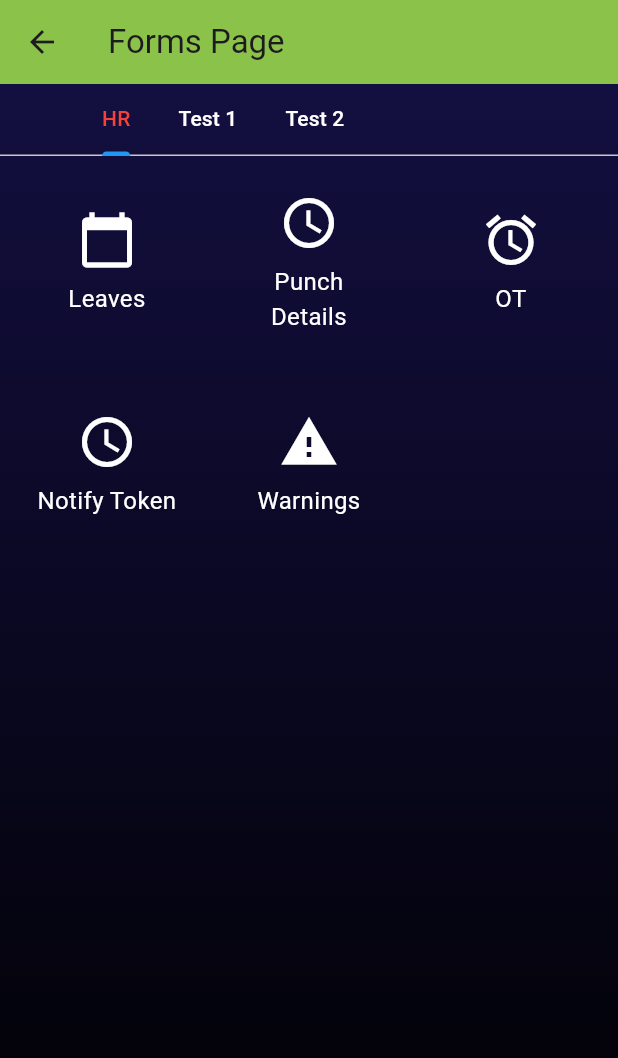
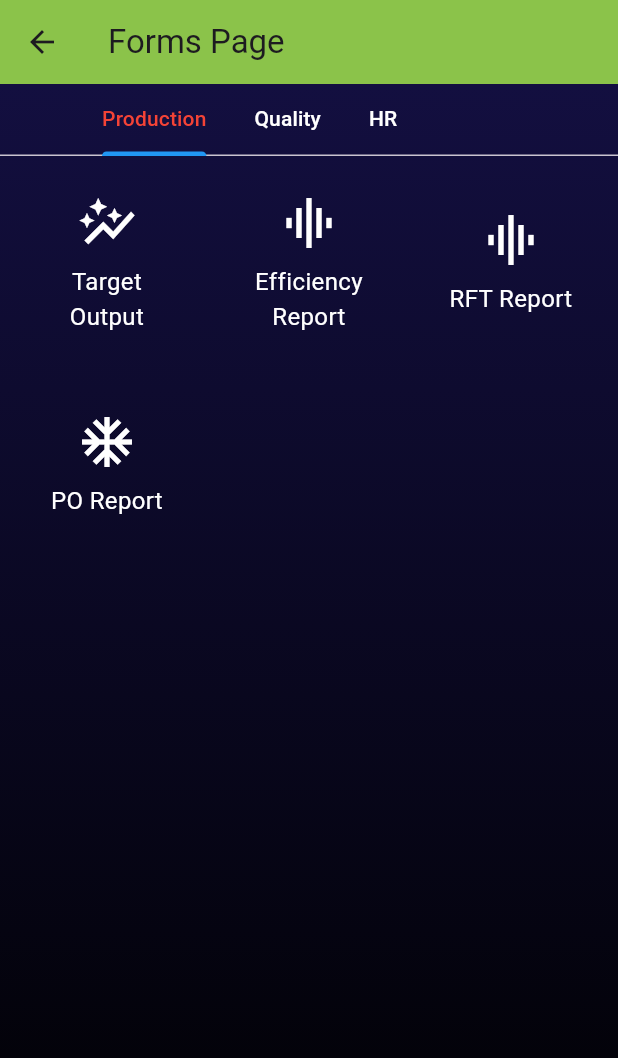
Before and after one commit to JustCallMeYuvi/APC-APP-, a Flutter app: the MultipleForms screen opened directly with empty values, on a phone screen of 412 x 824 dp. Shown: the top 1058 px of the screen. Run offline on Flutter 3.47's test engine with Material 3 defaults, Android fonts, the phone set to English and light mode, and no system bars; our stand-ins replace anim_search_bar, device_info_plus, dropdown_search, file_picker, firebase_core, firebase_messaging and 15 more; missing offline and left inert: flutter_background_service, install_plugin, marqueer, web_socket_client; accounts and stored records are empty; network calls fail; project files that could hold a hidden picture were left out.

Commit message:
Inside the bottom nav bar in the icon of Apps created the tab bars in that have Production, Quality and HR Tab bars for related that bars regarding that data available

```diff
--- a/lib/screens/detail_screen/widgets/watch_now_button.dart
+++ b/lib/screens/detail_screen/widgets/watch_now_button.dart
@@ -75,7 +75,7 @@ class _WatchNowButtonState extends State<WatchNowButton> {
               child: Align(
                 alignment: Alignment.center,
                 child: Text(
-                  "Watch now",
+                  "IT Staffs",
                   textAlign: TextAlign.center,
                   style: TextStyle(
                     fontWeight: FontWeight.w700,
--- a/lib/screens/home_screen/multiple_forms.dart
+++ b/lib/screens/home_screen/multiple_forms.dart
@@ -1,6 +1,10 @@
 import 'package:animated_movies_app/constants/ui_constant.dart';
 import 'package:animated_movies_app/screens/home_screen/OTScreenPage.dart';
+import 'package:animated_movies_app/screens/home_screen/efficiency_report_page.dart';
 import 'package:animated_movies_app/screens/home_screen/miss_punches_screen.dart';
+import 'package:animated_movies_app/screens/home_screen/po_completion_page.dart';
+import 'package:animated_movies_app/screens/home_screen/rft_report_page.dart';
+import 'package:animated_movies_app/screens/home_screen/target_output_report_page.dart';
 import 'package:animated_movies_app/screens/home_screen/token_screen.dart';
 import 'package:animated_movies_app/screens/home_screen/warnings_screen.dart';
 import 'package:flutter/material.dart';
@@ -20,7 +24,7 @@ class _MultipleFormsState extends State<MultipleForms> {
   Widget build(BuildContext context) {
     return Scaffold(
       appBar: AppBar(
-        title: Text('Forms Page'),
+        title: const Text('Forms Page'),
         backgroundColor: Colors.lightGreen,
         elevation: 0,
       ),
@@ -36,16 +40,15 @@ class _MultipleFormsState extends State<MultipleForms> {
             child: Column(
               children: [
                 // TabBar placed below AppBar
-                PreferredSize(
+                const PreferredSize(
                   preferredSize:
                       Size.fromHeight(50.0), // Adjust height as needed
-                  child: Container(
                   child: TabBar(
                     isScrollable: true, // Allow scrolling for wider tabs
                     tabs: [
+                      Tab(text: "Production"),
+                      Tab(text: "Quality"),
                       Tab(text: "HR"),
-                        Tab(text: "Test 1"),
-                        Tab(text: "Test 2"),
                       // Tab(text: "Test 3"),
                       // Tab(text: "Test 4"),
                       // Tab(text: "Test 5"),
@@ -55,10 +58,86 @@ class _MultipleFormsState extends State<MultipleForms> {
                     unselectedLabelColor: Colors.white,
                   ),
                 ),
-                ),
                 Expanded(
                   child: TabBarView(
                     children: <Widget>[
+                      // Center(
+                      //   child:
+                      //       Text('Producation', style: TextStyle(fontSize: 24)),
+                      // ),
+
+                      // Production Tab with buttons
+                      Padding(
+                        padding: const EdgeInsets.all(8.0),
+                        child: GridView.count(
+                          crossAxisCount: 3, // Number of columns
+                          crossAxisSpacing: 8.0,
+                          mainAxisSpacing: 8.0,
+                          shrinkWrap: true,
+                          children: [
+                            _buildGridButton(
+                              context,
+                              icon: Icons.auto_graph_sharp,
+                              label: 'Target Output',
+                              onPressed: () {
+                                Navigator.push(
+                                  context,
+                                  MaterialPageRoute(
+                                    builder: (context) =>
+                                        const TargetOutputReportPage(),
+                                  ),
+                                );
+                              },
+                            ),
+                            _buildGridButton(
+                              context,
+                              icon: Icons.graphic_eq_sharp,
+                              label: 'Efficiency Report',
+                              onPressed: () {
+                                Navigator.push(
+                                  context,
+                                  MaterialPageRoute(
+                                    builder: (context) =>
+                                        const EfficiencyReportPage(),
+                                  ),
+                                );
+                              },
+                            ),
+                            _buildGridButton(
+                              context,
+                              icon: Icons.graphic_eq_sharp,
+                              label: 'RFT Report',
+                              onPressed: () {
+                                Navigator.push(
+                                  context,
+                                  MaterialPageRoute(
+                                    builder: (context) => const RftReportPage(),
+                                  ),
+                                ); // Navigate to OT Page
+                              },
+                            ),
+                            _buildGridButton(
+                              context,
+                              icon: Icons.ac_unit,
+                              label: 'PO Report',
+                              onPressed: () {
+                                // Navigate to Current Shift Page
+                                Navigator.push(
+                                  context,
+                                  MaterialPageRoute(
+                                    builder: (context) => const PoCompletionReport(),
+                                  ),
+                                );
+                              },
+                            ),
+                          ],
+                        ),
+                      ),
+                      // // Content for Test 1
+                      const Center(
+                        child: Text('Quality', style: TextStyle(fontSize: 24)),
+                      ),
+                      // Content for Test 2
                       // HR Tab with buttons
                       Padding(
                         padding: const EdgeInsets.all(8.0),
@@ -137,23 +216,13 @@ class _MultipleFormsState extends State<MultipleForms> {
                                 Navigator.push(
                                   context,
                                   MaterialPageRoute(
-                                    builder: (context) => WarningsScreen(),
+                                    builder: (context) => const WarningsScreen(),
                                   ),
                                 );
                               },
                             ),
                           ],
                         ),
-                      ),
-                      // Content for Test 1
-                      Center(
-                        child: Text('Test 1 Content',
-                            style: TextStyle(fontSize: 24)),
-                      ),
-                      // Content for Test 2
-                      Center(
-                        child: Text('Test 2 Content',
-                            style: TextStyle(fontSize: 24)),
                       ),
                       // Content for Test 3
                       // Center(
@@ -192,16 +261,16 @@ class _MultipleFormsState extends State<MultipleForms> {
           // color: Colors.lightGreen,
           borderRadius: BorderRadius.circular(10),
         ),
-        padding: EdgeInsets.all(16),
+        padding: const EdgeInsets.all(16),
         child: Column(
           mainAxisAlignment: MainAxisAlignment.center,
           children: [
             Icon(icon, size: 40, color: Colors.white),
-            SizedBox(height: 8),
+            const SizedBox(height: 8),
             Text(
               label,
               textAlign: TextAlign.center,
-              style: TextStyle(
+              style: const TextStyle(
                 color: Colors.white,
                 fontSize: 16,
               ),
--- a/pubspec.yaml
+++ b/pubspec.yaml
@@ -16,7 +16,7 @@ publish_to: 'none' # Remove this line if you wish to publish to pub.dev
 # https://developer.apple.com/library/archive/documentation/General/Reference/InfoPlistKeyReference/Articles/CoreFoundationKeys.html
 # In Windows, build-name is used as the major, minor, and patch parts
 # of the product and file versions while build-number is used as the build suffix.
-version: 1.0.11
+version: 1.0.12
 
 
 environment:
```
Also changed, not shown: lib/constants/images_path.dart (+8 -0 lines), lib/screens/detail_screen/widgets/movie_cover_and_play_button_widget.dart (+13 -13 lines), lib/screens/detail_screen/widgets/movies_cast.dart (+9 -9 lines), lib/screens/home_screen/OTScreenPage.dart (+13 -3 lines), lib/screens/home_screen/graphs_sceen.dart (+17 -1 lines), lib/screens/home_screen/sales_graph.dart (added, +196 -0 lines), assets/picyuvi.png (added), assets/yuvaraj.png (added), assets/yuvi.png (added), assets/yuvipic.png (added), pubspec.lock. Lines whose indentation alone changed are shown as unchanged.
